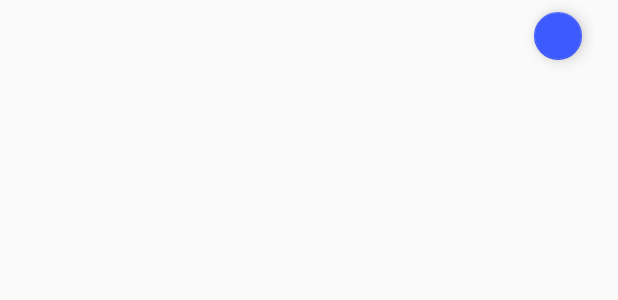
After one commit to tommykw/RSeekBar, an Android app: the layout fabflex.xml on its own in the app's theme, with its tools: preview values and no code run, on a phone screen of 412 x 824 dp. The commit adds this screen. Shown: the top 300 px of the screen. Run offline under Robolectric (Android 15) with nearby library versions, the phone set to English and light mode, and no system bars.

Commit message:
Add fabstyle

```diff
--- /dev/null
+++ b/app/src/main/res/layout/fabflex.xml
@@ -0,0 +1,14 @@
+<?xml version="1.0" encoding="utf-8"?>
+<FrameLayout
+    xmlns:android="http://schemas.android.com/apk/res/android"
+    xmlns:app="http://schemas.android.com/apk/res-auto"
+    style="@style/fabFlexLayout">
+
+    <android.support.design.widget.FloatingActionButton
+        android:id="@+id/fab"
+        android:layout_width="wrap_content"
+        android:layout_height="wrap_content"
+        android:layout_margin="@dimen/fab_margin_normal"
+        android:layout_gravity="end"
+        app:fabSize="mini" />
+</FrameLayout>
--- a/app/src/main/res/values/dimens.xml
+++ b/app/src/main/res/values/dimens.xml
@@ -2,4 +2,20 @@
     <!-- Default screen margins, per the Android Design guidelines. -->
     <dimen name="activity_horizontal_margin">16dp</dimen>
     <dimen name="activity_vertical_margin">16dp</dimen>
+
+    <!-- fab -->
+    <dimen name="fab_margin_large">10dp</dimen>
+    <dimen name="fab_margin_normal">8dp</dimen>
+    <dimen name="fab_margin_small">6dp</dimen>
+
+    <dimen name="fab_height_large">56dp</dimen>
+    <dimen name="fab_height_normal">48dp</dimen>
+    <dimen name="fab_height_small">42dp</dimen>
+
+    <dimen name="element_spacing_xlarge">32dp</dimen>
+    <dimen name="element_spacing_large">24dp</dimen>
+    <dimen name="element_spacing_normal">16dp</dimen>
+    <dimen name="element_spacing_small">12dp</dimen>
+    <dimen name="element_spacing_ssmall">8dp</dimen>
+    <dimen name="element_spacing_sssmall">4dp</dimen>
 </resources>
--- a/app/src/main/res/values/styles.xml
+++ b/app/src/main/res/values/styles.xml
@@ -8,4 +8,11 @@
         <item name="colorAccent">@color/colorAccent</item>
     </style>
 
+    <style name="fabFlexLayout">
+        <item name="android:paddingRight">@dimen/element_spacing_normal</item>
+        <item name="android:layout_height">@dimen/fab_height_normal</item>
+        <item name="android:layout_width">match_parent</item>
+        <item name="android:gravity">end</item>
+    </style>
+
 </resources>
```
Also changed, not shown: app/src/main/java/com/github/tommykw/fabflex/lib/FabFlexLayout.java (+39 -1 lines).
